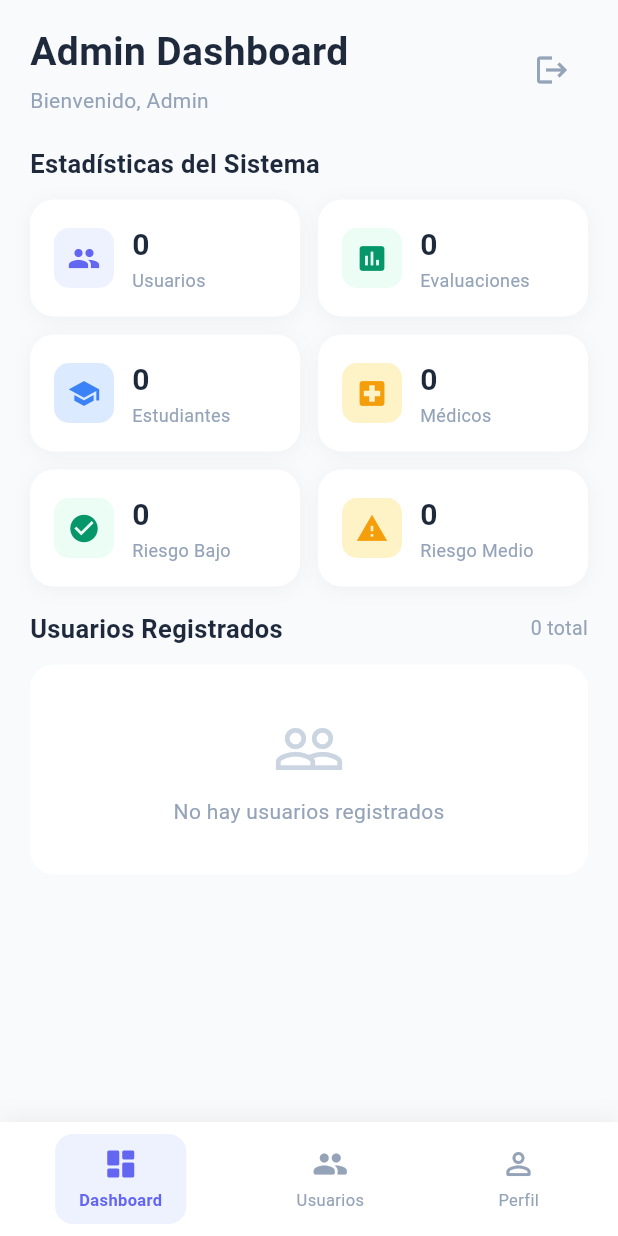
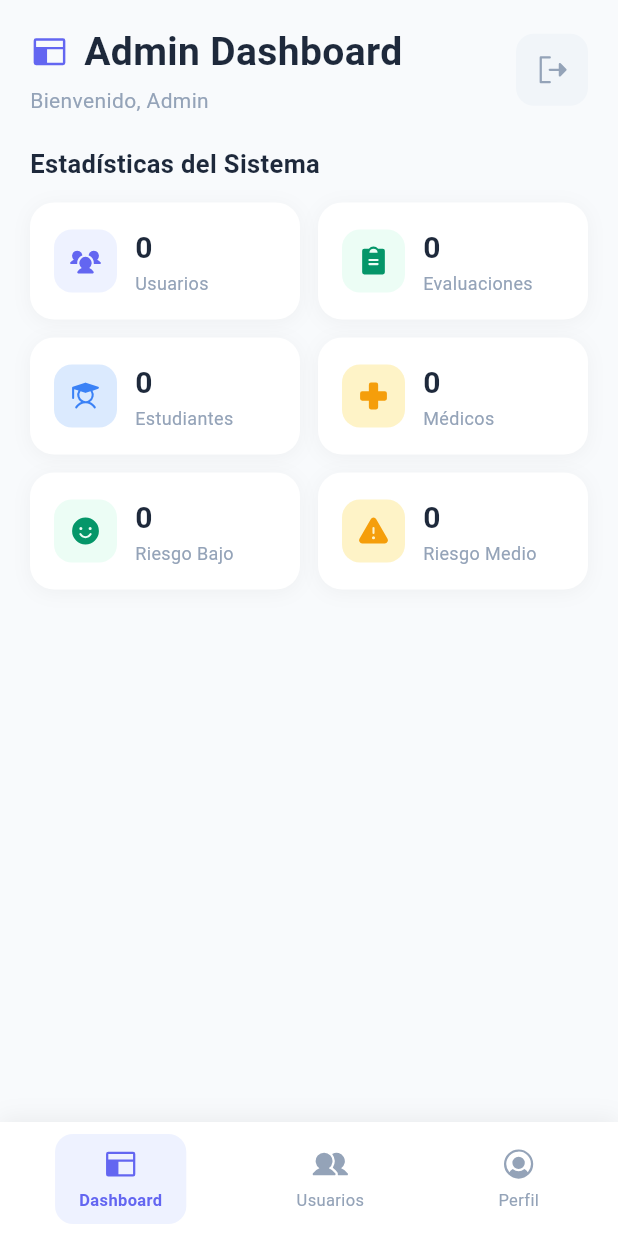
Before and after one commit to Renzoft/ansiedad-riesgo-ml-app, a Flutter app: the AdminHomeScreen screen opened by its route, on a phone screen of 412 x 824 dp. Run offline on Flutter 3.47's test engine with Material 3 defaults, Android fonts, the phone set to English and light mode, and no system bars; our stand-ins replace phosphor_flutter; network calls fail.

Commit message:
Agregamos fuentes para los iconos

```diff
--- /dev/null
+++ b/frontend/lib/constants/app_icons.dart
@@ -0,0 +1,22 @@
+import 'package:phosphor_flutter/phosphor_flutter.dart';
+
+/// Centralized icon definitions using Phosphor Icons (https://phosphoricons.com).
+///
+/// Since the `@staticIconProvider` annotation may not be processed in this
+/// build environment, we use PhosphorIconsFill (filled variant) directly
+/// which works as standard IconData values.
+class AppIcons {
+  // ──────────────────── Admin Dashboard ────────────────────
+  static const dashboardFill = PhosphorIconsFill.layout;
+  static const usersFill = PhosphorIconsFill.users;
+  static const usersThree = PhosphorIconsFill.usersThree;
+  static const clipboardTextFill = PhosphorIconsFill.clipboardText;
+  static const student = PhosphorIconsFill.student;
+  static const firstAidFill = PhosphorIconsFill.firstAid;
+  static const smileyFill = PhosphorIconsFill.smiley;
+  static const warningFill = PhosphorIconsFill.warning;
+  static const shieldCheckFill = PhosphorIconsFill.shieldCheck;
+  static const profileFill = PhosphorIconsFill.userCircle;
+  static const signOutIcon = PhosphorIconsFill.signOut;
+  static const usersIcon = PhosphorIconsFill.users;
+}
--- a/frontend/lib/views/admin/admin_home_screen.dart
+++ b/frontend/lib/views/admin/admin_home_screen.dart
@@ -1,5 +1,7 @@
 import 'package:flutter/material.dart';
+import 'package:phosphor_flutter/phosphor_flutter.dart';
 import 'package:provider/provider.dart';
+import '../../constants/app_icons.dart';
 import '../../viewmodels/auth_viewmodel.dart';
 import '../../services/api_service.dart';
 import '../../config/api_config.dart';
@@ -78,7 +80,29 @@ class _AdminHomeScreenState extends State<AdminHomeScreen> {
         child: Column(
           children: [
             Expanded(
-              child: SingleChildScrollView(
+              child: _buildCurrentView(),
+            ),
+            _buildBottomNav(),
+          ],
+        ),
+      ),
+    );
+  }
+
+  Widget _buildCurrentView() {
+    switch (_currentNavIndex) {
+      case 0:
+        return _buildDashboardView();
+      case 1:
+        return _buildUsuariosView();
+      default:
+        return _buildDashboardView();
+    }
+  }
+
+  // ──────────────────── VISTA DASHBOARD ────────────────────
+  Widget _buildDashboardView() {
+    return SingleChildScrollView(
       padding: const EdgeInsets.fromLTRB(20, 16, 20, 24),
       child: Column(
         crossAxisAlignment: CrossAxisAlignment.start,
@@ -87,16 +111,56 @@ class _AdminHomeScreenState extends State<AdminHomeScreen> {
           const SizedBox(height: 20),
           _buildStatsGrid(),
           const SizedBox(height: 16),
-                    _buildUsersList(),
-                    const SizedBox(height: 16),
+        ],
+      ),
+    );
+  }
+
+  // ──────────────────── VISTA USUARIOS ────────────────────
+  Widget _buildUsuariosView() {
+    return Column(
+      crossAxisAlignment: CrossAxisAlignment.start,
+      children: [
+        Padding(
+          padding: const EdgeInsets.fromLTRB(20, 16, 20, 0),
+          child: Row(
+            children: [
+              PhosphorIcon(
+                AppIcons.usersFill,
+                size: 26,
+                color: const Color(0xFF6366F1),
+              ),
+              const SizedBox(width: 10),
+              const Text(
+                'Usuarios',
+                style: TextStyle(
+                  fontSize: 26,
+                  fontWeight: FontWeight.bold,
+                  color: Color(0xFF1E293B),
+                ),
+              ),
+              const Spacer(),
+              Container(
+                padding: const EdgeInsets.symmetric(horizontal: 10, vertical: 4),
+                decoration: BoxDecoration(
+                  color: const Color(0xFFEEF2FF),
+                  borderRadius: BorderRadius.circular(12),
+                ),
+                child: Text(
+                  '${_usuarios.length} total',
+                  style: const TextStyle(
+                    fontSize: 12,
+                    fontWeight: FontWeight.w600,
+                    color: Color(0xFF6366F1),
+                  ),
+                ),
+              ),
             ],
           ),
         ),
-            ),
-            _buildBottomNav(),
+        const SizedBox(height: 16),
+        Expanded(child: _buildUsersList()),
       ],
-        ),
-      ),
     );
   }
 
@@ -108,6 +172,14 @@ class _AdminHomeScreenState extends State<AdminHomeScreen> {
         Column(
           crossAxisAlignment: CrossAxisAlignment.start,
           children: [
+            Row(
+              children: [
+                PhosphorIcon(
+                  AppIcons.dashboardFill,
+                  size: 26,
+                  color: const Color(0xFF6366F1),
+                ),
+                const SizedBox(width: 10),
                 const Text(
                   'Admin Dashboard',
                   style: TextStyle(
@@ -115,6 +187,8 @@ class _AdminHomeScreenState extends State<AdminHomeScreen> {
                     fontWeight: FontWeight.bold,
                     color: Color(0xFF1E293B),
                   ),
+                ),
+              ],
             ),
             const SizedBox(height: 4),
             Text(
@@ -126,12 +200,21 @@ class _AdminHomeScreenState extends State<AdminHomeScreen> {
             ),
           ],
         ),
-        IconButton(
-          icon: const Icon(Icons.logout, color: Color(0xFF94A3B8)),
+        Container(
+          decoration: BoxDecoration(
+            color: const Color(0xFFF1F5F9),
+            borderRadius: BorderRadius.circular(12),
+          ),
+          child: IconButton(
+            icon: PhosphorIcon(
+              AppIcons.signOutIcon,
+              color: const Color(0xFF94A3B8),
+            ),
             onPressed: () {
               authVM.logout();
               Navigator.pushReplacementNamed(context, '/login');
             },
+          ),
         ),
       ],
     );
@@ -157,12 +240,11 @@ class _AdminHomeScreenState extends State<AdminHomeScreen> {
             color: Color(0xFF1E293B),
           ),
         ),
-        const SizedBox(height: 12),
-        // Row 1: Total usuarios + Total evaluaciones
+        const SizedBox(height: 14),
         Row(
           children: [
             _buildStatCard(
-              icon: Icons.people,
+              icon: AppIcons.usersThree,
               color: const Color(0xFF6366F1),
               bgColor: const Color(0xFFEEF2FF),
               label: 'Usuarios',
@@ -170,7 +252,7 @@ class _AdminHomeScreenState extends State<AdminHomeScreen> {
             ),
             const SizedBox(width: 12),
             _buildStatCard(
-              icon: Icons.assessment,
+              icon: AppIcons.clipboardTextFill,
               color: const Color(0xFF059669),
               bgColor: const Color(0xFFECFDF5),
               label: 'Evaluaciones',
@@ -179,11 +261,10 @@ class _AdminHomeScreenState extends State<AdminHomeScreen> {
           ],
         ),
         const SizedBox(height: 12),
-        // Row 2: Roles breakdown
         Row(
           children: [
             _buildStatCard(
-              icon: Icons.school,
+              icon: AppIcons.student,
               color: const Color(0xFF3B82F6),
               bgColor: const Color(0xFFDBEAFE),
               label: 'Estudiantes',
@@ -191,7 +272,7 @@ class _AdminHomeScreenState extends State<AdminHomeScreen> {
             ),
             const SizedBox(width: 12),
             _buildStatCard(
-              icon: Icons.local_hospital,
+              icon: AppIcons.firstAidFill,
               color: const Color(0xFFF59E0B),
               bgColor: const Color(0xFFFEF3C7),
               label: 'Médicos',
@@ -200,11 +281,10 @@ class _AdminHomeScreenState extends State<AdminHomeScreen> {
           ],
         ),
         const SizedBox(height: 12),
-        // Row 3: Risk distribution
         Row(
           children: [
             _buildStatCard(
-              icon: Icons.check_circle,
+              icon: AppIcons.smileyFill,
               color: const Color(0xFF059669),
               bgColor: const Color(0xFFECFDF5),
               label: 'Riesgo Bajo',
@@ -212,7 +292,7 @@ class _AdminHomeScreenState extends State<AdminHomeScreen> {
             ),
             const SizedBox(width: 12),
             _buildStatCard(
-              icon: Icons.warning,
+              icon: AppIcons.warningFill,
               color: const Color(0xFFF59E0B),
               bgColor: const Color(0xFFFEF3C7),
               label: 'Riesgo Medio',
@@ -248,13 +328,13 @@ class _AdminHomeScreenState extends State<AdminHomeScreen> {
         child: Row(
           children: [
             Container(
-              width: 40,
-              height: 40,
+              width: 42,
+              height: 42,
               decoration: BoxDecoration(
                 color: bgColor,
-                borderRadius: BorderRadius.circular(10),
+                borderRadius: BorderRadius.circular(12),
               ),
-              child: Icon(icon, size: 22, color: color),
+              child: PhosphorIcon(icon, size: 22, color: color),
             ),
             const SizedBox(width: 12),
             Expanded(
@@ -286,53 +366,45 @@ class _AdminHomeScreenState extends State<AdminHomeScreen> {
   }
 
   Widget _buildUsersList() {
-    return Column(
+    return Padding(
+      padding: const EdgeInsets.symmetric(horizontal: 20),
+      child: Column(
         crossAxisAlignment: CrossAxisAlignment.start,
         children: [
-        Row(
-          mainAxisAlignment: MainAxisAlignment.spaceBetween,
+          if (_isLoadingUsers)
+            const Center(child: CircularProgressIndicator())
+          else if (_usuarios.isEmpty)
+            Container(
+              width: double.infinity,
+              padding: const EdgeInsets.all(40),
+              decoration: BoxDecoration(
+                color: Colors.white,
+                borderRadius: BorderRadius.circular(16),
+              ),
+              child: Column(
                 children: [
+                  PhosphorIcon(
+                    AppIcons.usersIcon,
+                    size: 56,
+                    color: const Color(0xFFCBD5E1),
+                  ),
+                  const SizedBox(height: 12),
                   const Text(
-              'Usuarios Registrados',
+                    'No hay usuarios registrados',
                     style: TextStyle(
-                fontSize: 17,
-                fontWeight: FontWeight.bold,
-                color: Color(0xFF1E293B),
-              ),
-            ),
-            Text(
-              '${_usuarios.length} total',
-              style: const TextStyle(
-                fontSize: 13,
+                      fontSize: 15,
                       color: Color(0xFF94A3B8),
                     ),
                   ),
                 ],
               ),
-        const SizedBox(height: 12),
-        if (_isLoadingUsers)
-          const Center(child: CircularProgressIndicator())
-        else if (_usuarios.isEmpty)
-          Container(
-            width: double.infinity,
-            padding: const EdgeInsets.all(32),
-            decoration: BoxDecoration(
-              color: Colors.white,
-              borderRadius: BorderRadius.circular(16),
-            ),
-            child: const Column(
-              children: [
-                Icon(Icons.people_outline, size: 48, color: Color(0xFFCBD5E1)),
-                SizedBox(height: 8),
-                Text(
-                  'No hay usuarios registrados',
-                  style: TextStyle(color: Color(0xFF94A3B8)),
-                ),
-              ],
-            ),
             )
           else
-          ...List.generate(_usuarios.length, (index) {
+            Expanded(
+              child: ListView.builder(
+                padding: EdgeInsets.zero,
+                itemCount: _usuarios.length,
+                itemBuilder: (context, index) {
                   final usuario = _usuarios[index];
                   final rol = usuario['rol'] ?? 'Estudiante';
                   return Container(
@@ -354,7 +426,7 @@ class _AdminHomeScreenState extends State<AdminHomeScreen> {
                         CircleAvatar(
                           radius: 20,
                           backgroundColor: _getRolColor(rol).withValues(alpha: 0.15),
-                    child: Icon(
+                          child: PhosphorIcon(
                             _getRolIcon(rol),
                             size: 20,
                             color: _getRolColor(rol),
@@ -400,8 +472,11 @@ class _AdminHomeScreenState extends State<AdminHomeScreen> {
                       ],
                     ),
                   );
-          }),
+                },
+              ),
+            ),
         ],
+      ),
     );
   }
 
@@ -419,11 +494,11 @@ class _AdminHomeScreenState extends State<AdminHomeScreen> {
   IconData _getRolIcon(String rol) {
     switch (rol) {
       case 'Admin':
-        return Icons.admin_panel_settings;
+        return AppIcons.shieldCheckFill;
       case 'Medico':
-        return Icons.local_hospital;
+        return AppIcons.firstAidFill;
       default:
-        return Icons.school;
+        return AppIcons.student;
     }
   }
 
@@ -446,9 +521,21 @@ class _AdminHomeScreenState extends State<AdminHomeScreen> {
           child: Row(
             mainAxisAlignment: MainAxisAlignment.spaceAround,
             children: [
-              _buildNavItem(index: 0, icon: Icons.dashboard_rounded, label: 'Dashboard'),
-              _buildNavItem(index: 1, icon: Icons.people_rounded, label: 'Usuarios'),
-              _buildNavItem(index: 2, icon: Icons.person_outline_rounded, label: 'Perfil'),
+              _buildNavItem(
+                index: 0,
+                icon: AppIcons.dashboardFill,
+                label: 'Dashboard',
+              ),
+              _buildNavItem(
+                index: 1,
+                icon: AppIcons.usersFill,
+                label: 'Usuarios',
+              ),
+              _buildNavItem(
+                index: 2,
+                icon: AppIcons.profileFill,
+                label: 'Perfil',
+              ),
             ],
           ),
         ),
@@ -464,14 +551,13 @@ class _AdminHomeScreenState extends State<AdminHomeScreen> {
     final isActive = _currentNavIndex == index;
     return GestureDetector(
       onTap: () {
+        if (index == 2) {
+          Navigator.pushNamed(context, '/perfil');
+          return;
+        }
         setState(() {
           _currentNavIndex = index;
         });
-        switch (index) {
-          case 2:
-            Navigator.pushNamed(context, '/perfil');
-            break;
-        }
       },
       child: Container(
         padding: const EdgeInsets.symmetric(horizontal: 16, vertical: 8),
@@ -484,7 +570,7 @@ class _AdminHomeScreenState extends State<AdminHomeScreen> {
         child: Column(
           mainAxisSize: MainAxisSize.min,
           children: [
-            Icon(
+            PhosphorIcon(
               icon,
               size: 24,
               color: isActive ? const Color(0xFF6366F1) : const Color(0xFF94A3B8),
--- a/frontend/pubspec.yaml
+++ b/frontend/pubspec.yaml
@@ -36,6 +36,7 @@ dependencies:
   cupertino_icons: ^1.0.8
   http: ^1.6.0
   provider: ^6.1.5+1
+  phosphor_flutter: ^2.1.0
 
 dev_dependencies:
   flutter_test:
```
Also changed, not shown: frontend/lib/views/perfil/perfil_screen.dart (+47 -13 lines), frontend/pubspec.lock. Lines whose indentation alone changed are shown as unchanged.
